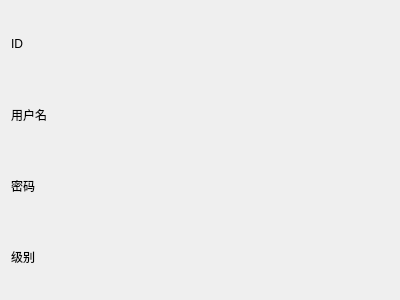
First picture: the form in personal_infomation.ui, repository Joeywzr/f0rum, before the edit.
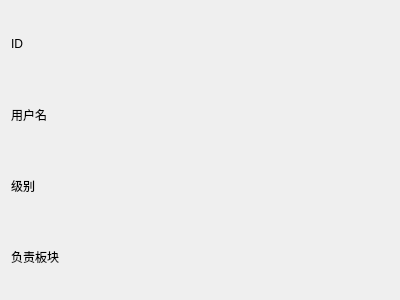
Second picture: the form after the edit.

The edit to the form file:
```diff
--- a/personal_infomation.ui
+++ b/personal_infomation.ui
@@ -38,13 +38,6 @@
       </widget>
      </item>
      <item row="2" column="0">
-      <widget class="QLabel" name="label_3">
-       <property name="text">
-        <string>密码</string>
-       </property>
-      </widget>
-     </item>
-     <item row="3" column="0">
       <widget class="QLabel" name="label_4">
        <property name="text">
         <string>级别</string>
@@ -59,19 +52,26 @@
       </widget>
      </item>
      <item row="2" column="1">
-      <widget class="QLabel" name="password">
-       <property name="text">
-        <string/>
-       </property>
-      </widget>
-     </item>
-     <item row="3" column="1">
       <widget class="QLabel" name="level">
        <property name="text">
         <string/>
        </property>
       </widget>
      </item>
+     <item row="3" column="0">
+      <widget class="QLabel" name="res_title">
+       <property name="text">
+        <string>负责板块</string>
+       </property>
+      </widget>
+     </item>
+     <item row="3" column="1">
+      <widget class="QLabel" name="responsible">
+       <property name="text">
+        <string/>
+       </property>
+      </widget>
+     </item>
     </layout>
    </item>
   </layout>
```
Left out of the diff: 28 changed lines with no effect on the pictures.
